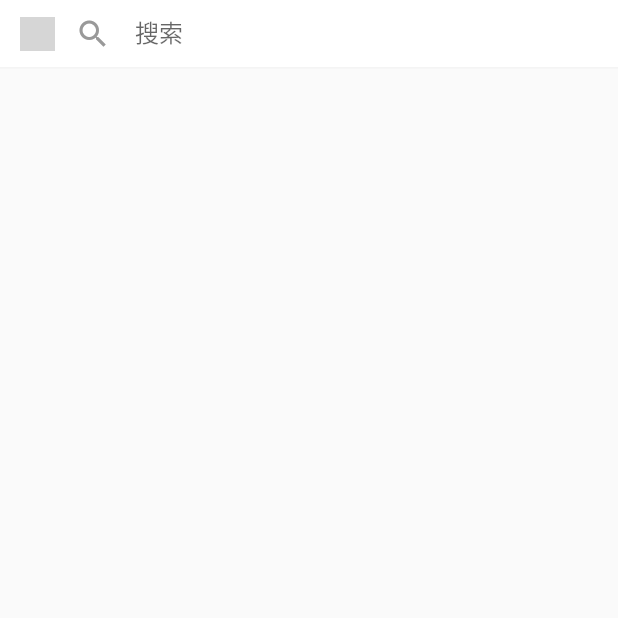
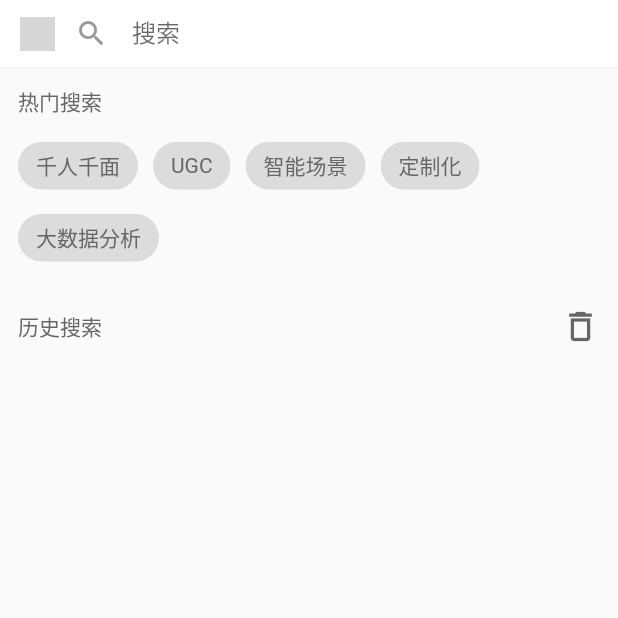
Before and after one commit to CLOUD-wuzichen/FlutterDemo, a Flutter app: the SearchPageWidget screen opened directly, on a phone screen of 412 x 824 dp, the top half of it. Run offline on Flutter 3.47's test engine with Material 2 defaults, Android fonts, the phone set to English and light mode, and no system bars; our stand-ins replace after_layout, cached_network_image, fluro, fluttertoast, native_plugin, sqflite; missing offline and left inert: flutter_webview_plugin; accounts and stored records are empty; generated files the repository leaves out were written again; network calls fail; statements that could not run were skipped; grey boxes are pictures that could not be loaded.

Commit message:
完成搜索

```diff
--- a/lib/view/first/search-input.dart
+++ b/lib/view/first/search-input.dart
@@ -1,10 +1,12 @@
 import 'package:flutter/cupertino.dart';
 import 'package:flutter/material.dart';
 import 'package:flutter_webview_plugin/flutter_webview_plugin.dart';
+import 'package:learn_flutter/color.dart';
 import 'package:learn_flutter/utils/widget-utils.dart';
+import 'package:learn_flutter/view/first/sql-search.dart';
 import 'package:learn_flutter/widget/custom_view.dart';
 import 'package:after_layout/after_layout.dart';
-import 'package:learn_flutter/view/first/collection.dart';
+import 'package:learn_flutter/view/first/sql-collection.dart';
 import 'package:learn_flutter/widget/search-bar.dart';
 
 class SearchPageWidget extends StatefulWidget {
@@ -14,21 +16,113 @@ class SearchPageWidget extends StatefulWidget {
 
 class SearchPageState extends State<SearchPageWidget>
     with AfterLayoutMixin<SearchPageWidget> {
-
+  SearchControlModel _searchControlModel = new SearchControlModel();
+  List list = [];
   @override
   void initState() {
     super.initState();
   }
 
   @override
-  void afterFirstLayout(BuildContext context) {}
+  void afterFirstLayout(BuildContext context) {
+    querySql();
+  }
+
+  void querySql() {
+    _searchControlModel.getAll().then((List<Search> list) {
+      if (!mounted) return;
+      if (list == null) return;
+      this.list.clear();
+      setState(() {
+        list.forEach((search) {
+          this.list.add(search.title);
+        });
+        this.list = this.list.reversed.toList();
+      });
+    });
+  }
 
   @override
   Widget build(BuildContext context) {
     return Scaffold(
-      appBar: SearchInputBar((String str){
-        WidgetUtils.showToast(str);
+      appBar: SearchInputBar((String title) {
+        _searchControlModel.queryByTitle(title).then((list) {
+          if (list != null && list.length >= 0) {
+            //重复 先删除
+            _searchControlModel.delete(title);
+          }
+          _searchControlModel.insert(Search(title: title).toJson()); //重新插入 更新顺序
+          querySql();
+        });
       }),
+      body: Column(
+        children: <Widget>[
+          Container(
+              alignment: Alignment.centerLeft,
+              padding: EdgeInsets.fromLTRB(12, 12, 0, 0),
+              child: TextLabel("热门搜索", fontSize: 14, color: textColor2)),
+          Container(
+            padding: EdgeInsets.only(left: 12, top: 8),
+            alignment: Alignment.topLeft,
+            child:
+                Wrap(spacing: 10.0, runSpacing: 0.0, children: buildHotChip()),
+          ),
+          Container(
+              margin: EdgeInsets.only(top: 10),
+              alignment: Alignment.centerLeft,
+              padding: EdgeInsets.fromLTRB(12, 12, 0, 0),
+              child: Row(
+                children: <Widget>[
+                  TextLabel("历史搜索", fontSize: 14, color: textColor2),
+                  Expanded(
+                      child: Container(
+                    margin: EdgeInsets.only(right: 12),
+                    alignment: Alignment.centerRight,
+                    child: GestureDetector(
+                      onTap: () {
+                        _searchControlModel.deleteAll();
+                        querySql();
+                      },
+                      child: Icon(
+                        Icons.delete_outline,
+                        size: 26,
+                        color: Color(textColor2),
+                      ),
+                    ),
+                  ))
+                ],
+              )),
+          Container(
+            padding: EdgeInsets.only(left: 12, top: 8),
+            alignment: Alignment.topLeft,
+            child: Wrap(
+                spacing: 10.0, runSpacing: 0.0, children: buildHistoryChip()),
+          ),
+        ],
+      ),
     );
   }
+
+  List<Widget> buildHotChip() {
+    List<Widget> childList = [];
+    List list = ["千人千面", "UGC", "智能场景", "定制化", "大数据分析"];
+    list.forEach((str) {
+      childList.add(Chip(
+        label: TextLabel(str, fontSize: 14, color: textColor2),
+        padding: EdgeInsets.all(4),
+      ));
+    });
+    return childList;
+  }
+
+  List<Widget> buildHistoryChip() {
+    List<Widget> childList = [];
+    list.forEach((str) {
+      childList.add(Chip(
+        label: TextLabel(str, fontSize: 14, color: textColor2),
+        padding: EdgeInsets.all(4),
+      ));
+    });
+    return childList;
+  }
 }
--- /dev/null
+++ b/lib/view/first/sql-search.dart
@@ -0,0 +1,58 @@
+import 'dart:async';
+
+import 'package:learn_flutter/utils/provide.dart';
+
+class Search {
+  String title;
+
+  Search({this.title});
+
+  factory Search.fromJSON(Map json) {
+    return Search(title: json['title']);
+  }
+  Map<String, dynamic> toJson() {
+    return {'title': title};
+  }
+}
+
+class SearchControlModel {
+  static String tableName = 'T_Search';
+  static String createSql =
+      "CREATE TABLE T_Search (title TEXT PRIMARY KEY NOT NULL UNIQUE)";
+
+  Sql sql;
+  SearchControlModel() {
+    sql = Sql(tableName);
+  }
+
+  // 插入新收藏
+  Future insert(Map<String, dynamic> json) {
+    return sql.insert(json);
+  }
+
+  // 获取全部
+  Future<List<Search>> getAll() async {
+    List jsonList = await sql.getByCondition();
+    List<Search> resultList = [];
+    jsonList.forEach((item) {
+      resultList.add(Search.fromJSON(item));
+    });
+    return resultList;
+  }
+
+  // 删除
+  Future delete(String title) async {
+    return await sql.delete(title, 'title');
+  }
+
+  // 删除所有
+  Future deleteAll() async {
+    return await sql.deleteAll();
+  }
+
+  //
+  Future queryByTitle(String title) async {
+    return await sql.getByCondition(conditions: {'title': title});
+  }
+
+}
--- a/lib/view/first/web-view-page.dart
+++ b/lib/view/first/web-view-page.dart
@@ -4,7 +4,7 @@ import 'package:flutter_webview_plugin/flutter_webview_plugin.dart';
 import 'package:learn_flutter/utils/widget-utils.dart';
 import 'package:learn_flutter/widget/custom_view.dart';
 import 'package:after_layout/after_layout.dart';
-import 'package:learn_flutter/view/first/collection.dart';
+import 'package:learn_flutter/view/first/sql-collection.dart';
 
 class WebViewWidget extends StatefulWidget {
   final String url;
--- a/lib/widget/search-bar.dart
+++ b/lib/widget/search-bar.dart
@@ -45,7 +45,7 @@ class SearchTitleBar extends StatelessWidget {
 ////搜索标题bar end
 
 ////搜索输入bar start
-typedef SearchCallback = void Function(String str);
+typedef SearchCallback = void Function(String title);
 
 class SearchInputBar extends StatefulWidget implements PreferredSizeWidget {
   final SearchCallback _callback;
@@ -91,12 +91,13 @@ class SearchInputState extends State<SearchInputBar> {
                       controller: controller,
                       textInputAction: TextInputAction.search,
                       onSubmitted: (str) {
+                        controller.clear();
                         widget._callback(str);
                       },
                       decoration: InputDecoration(
                         icon: Icon(
                           Icons.search,
-                          size: 24.0,
+                          size: 22.0,
                           color: Color(textColor3),
                         ),
                         border: InputBorder.none,
```
Also changed, not shown: lib/utils/provide.dart (+11 -2 lines), lib/view/first/sql-collection.dart (renamed from lib/view/first/collection.dart).
